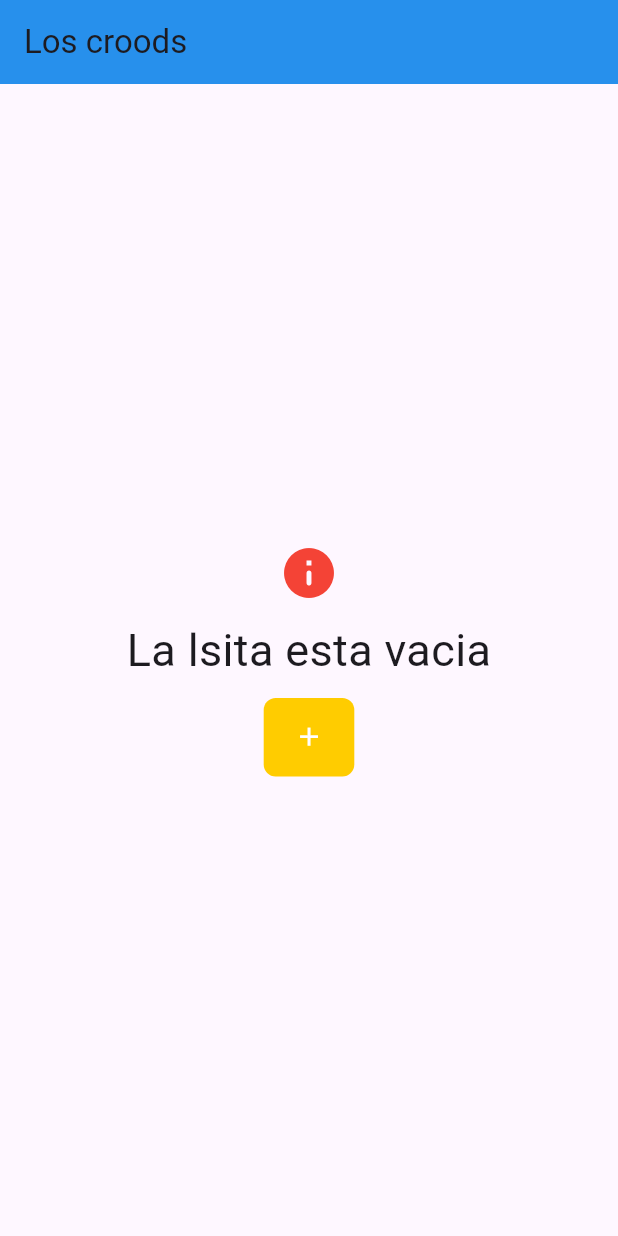
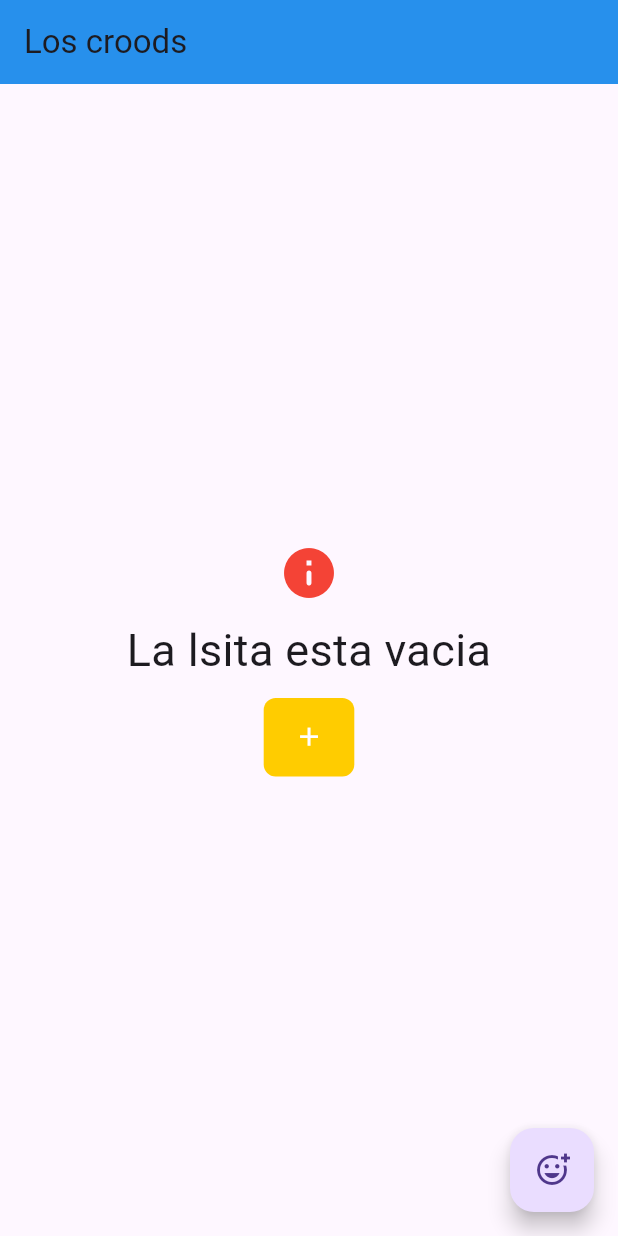
Before and after one commit to Joshua12-04/blocsqlite, a Flutter app: the screen it shows after launch, on a phone screen of 412 x 824 dp. Run offline on Flutter 3.47's test engine with Material 3 defaults, Android fonts, the phone set to English and light mode, and no system bars; our stand-ins replace equatable, flutter_bloc, sqflite, sqflite_common_ffi; missing offline and left inert: window_size; accounts and stored records are empty.

Commit message:
Button to add students to the list

```diff
--- a/lib/view/home.dart
+++ b/lib/view/home.dart
@@ -1,4 +1,5 @@
 import 'package:blocsqlite/view/studentlist.dart';
+import 'package:blocsqlite/view/widgetform.dart';
 import 'package:flutter/material.dart';
 
 class Home extends StatelessWidget {
@@ -9,6 +10,10 @@ class Home extends StatelessWidget {
     return Scaffold(
       appBar: AppBar(title: Text("Los croods"), elevation: 4),
       body: const Studentlist(),
+      floatingActionButton: FloatingActionButton(
+        onPressed: () => Widgetform.show(context),
+        child: Icon(Icons.add_reaction_outlined),
+      ),
     );
   }
 }
```
